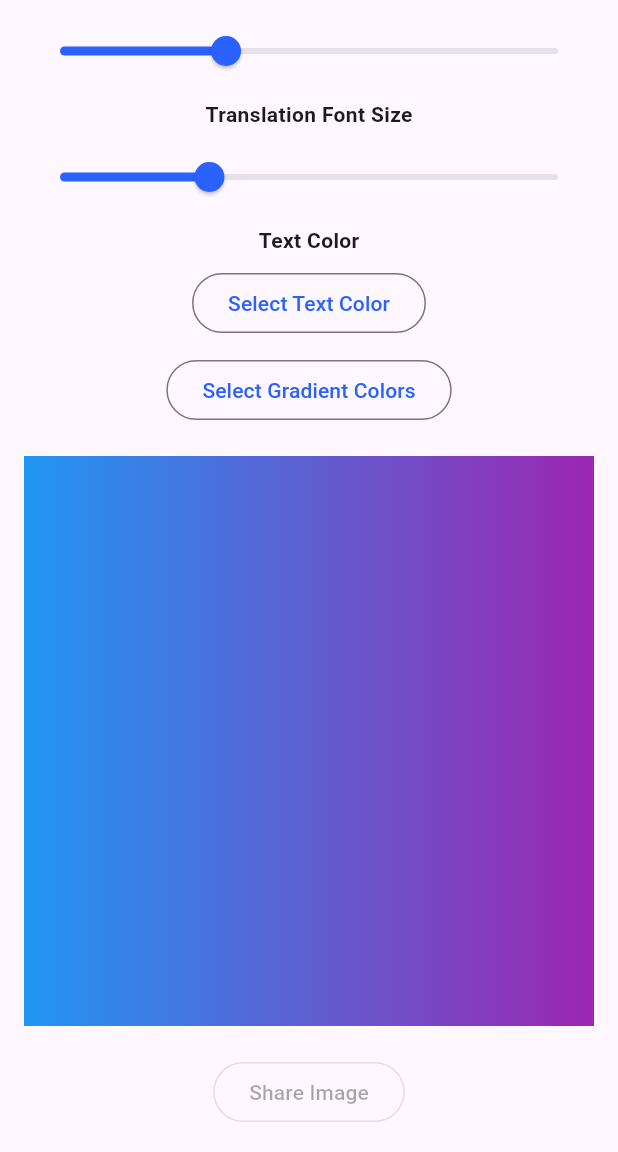
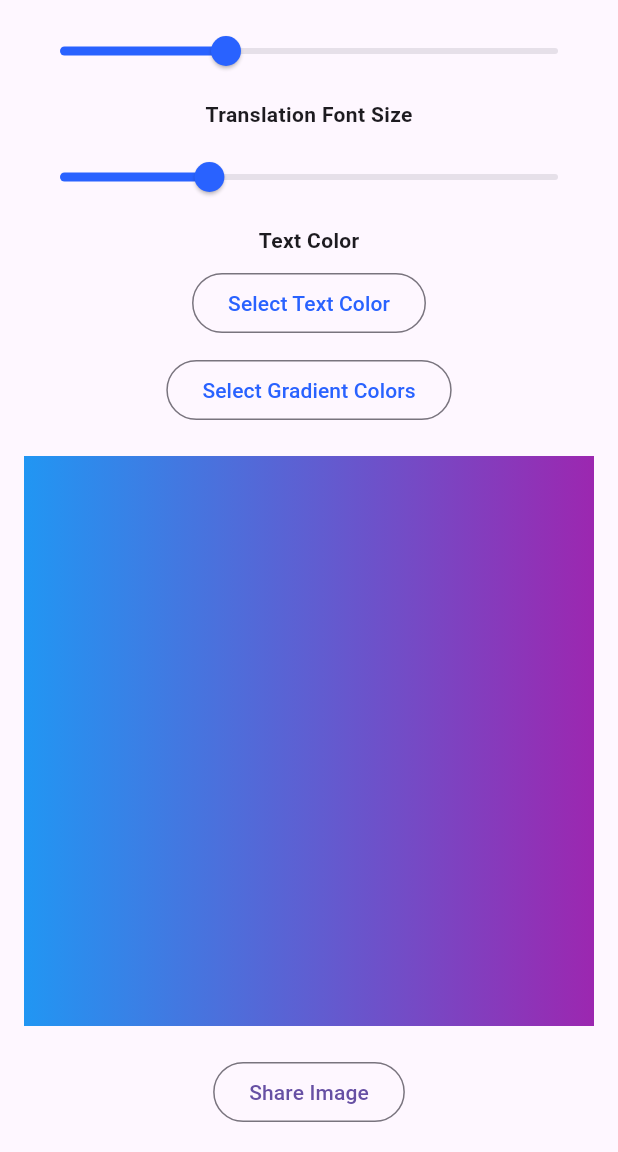
Before and after one commit to muzzammil763/Ayah_Share_Mobile_App, a Flutter app: the screen it shows after launch, scrolled down 94 dp, on a phone screen of 412 x 824 dp, the part 84-1236 px from its top. Run offline on Flutter 3.47's test engine with Material 3 defaults, Android fonts, the phone set to English and light mode, and no system bars; drawn by our look-alikes of screenshot; our stand-ins replace flutter_colorpicker; network calls fail.

Commit message:
some minor changes

```diff
--- a/lib/main.dart
+++ b/lib/main.dart
@@ -15,7 +15,25 @@ class AyahSaverApp extends StatelessWidget {
   Widget build(BuildContext context) {
     return MaterialApp(
       title: 'Ayah Saver',
-      theme: ThemeData(primarySwatch: Colors.blue),
+      // theme: ThemeData(
+      //   useMaterial3: true,
+      //   brightness: Brightness.light,
+      // ),
+      // darkTheme: ThemeData(
+      //   useMaterial3: true,
+      //   brightness: Brightness.dark,
+      //   scaffoldBackgroundColor: Colors.black,
+      //   appBarTheme: const AppBarTheme(
+      //     backgroundColor: Colors.black,
+      //     foregroundColor: Colors.white,
+      //     systemOverlayStyle: SystemUiOverlayStyle.light,
+      //     elevation: 0,
+      //     scrolledUnderElevation: 0,
+      //   ),
+      //   primaryColor: Colors.blue,
+      // ),
+      // themeMode: ThemeMode.system,
+      // theme ke baare me dekhna he
       home: const AyahSaverScreen(),
     );
   }
@@ -299,9 +317,9 @@ class AyahSaverScreenState extends State<AyahSaverScreen> {
 
             const SizedBox(height: 20),
             // Share button
-            const OutlinedButton(
-              onPressed: null,
-              child: Text('Share Image'),
+            OutlinedButton(
+              onPressed: () {},
+              child: const Text('Share Image'),
             ),
           ],
         ),
```
Also changed, not shown: pubspec.lock.
